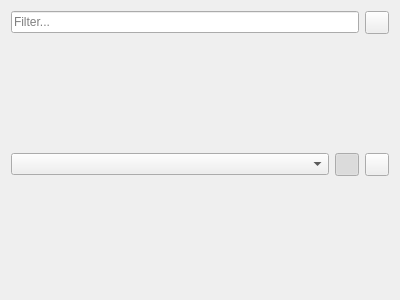
First picture: the form in src/widgets/filterwidget.ui, repository KDE/zanshin, before the edit.
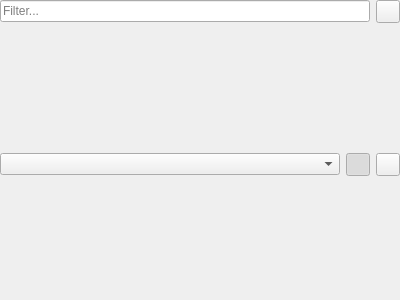
Second picture: the form after the edit. Icons and pictures are not drawn.

Commit message:
Remove unwanted margins around the filter widget
Reviewers: bensi, franckarrecot, dfaure

Diff of the .ui file:
```diff
--- a/src/widgets/filterwidget.ui
+++ b/src/widgets/filterwidget.ui
@@ -14,6 +14,18 @@
    <string>Form</string>
   </property>
   <layout class="QVBoxLayout" name="verticalLayout">
+   <property name="leftMargin">
+    <number>0</number>
+   </property>
+   <property name="topMargin">
+    <number>0</number>
+   </property>
+   <property name="rightMargin">
+    <number>0</number>
+   </property>
+   <property name="bottomMargin">
+    <number>0</number>
+   </property>
    <item>
     <layout class="QHBoxLayout" name="horizontalLayout">
      <item>
```
